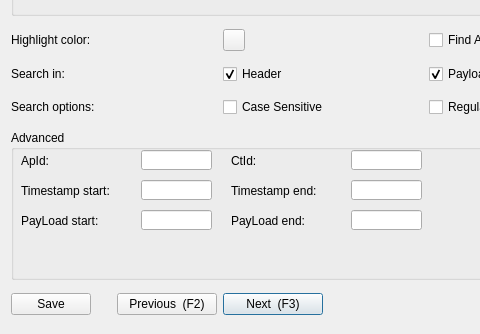
The window that src/searchdialog.ui (WinvicWang/dlt-viewer-for-adb) describes before a commit, drawn with Qt 5; both pictures show x 0 to 480 and y 97 to 431 of the 600 by 431 pixel window.
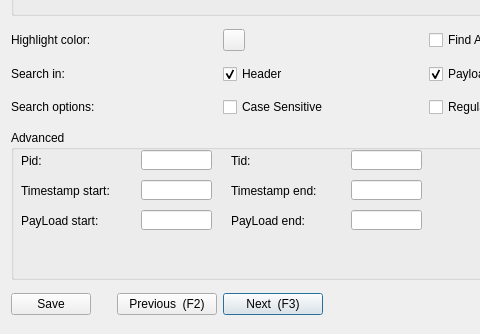
The same window after the commit. Icons and pictures are not drawn.

The edit to the form file:
```diff
--- a/src/searchdialog.ui
+++ b/src/searchdialog.ui
@@ -67,7 +67,7 @@
        </rect>
       </property>
       <property name="text">
-       <string>ApId:</string>
+       <string>Pid:</string>
       </property>
      </widget>
      <widget class="QLabel" name="label_7">
@@ -80,7 +80,7 @@
        </rect>
       </property>
       <property name="text">
-       <string>CtId:</string>
+       <string>Tid:</string>
       </property>
      </widget>
      <widget class="QLineEdit" name="ctIdlineEdit">
```
Left out of the diff: 12 changed lines with no effect on the pictures.
